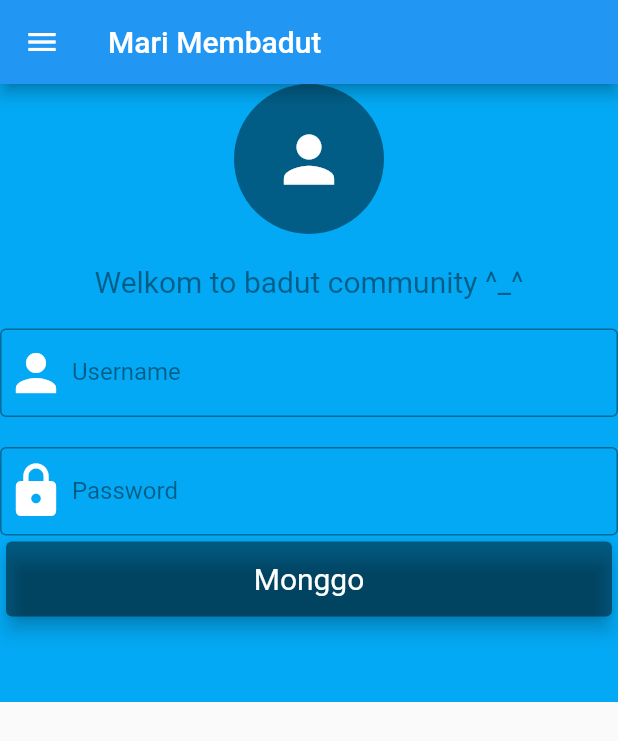
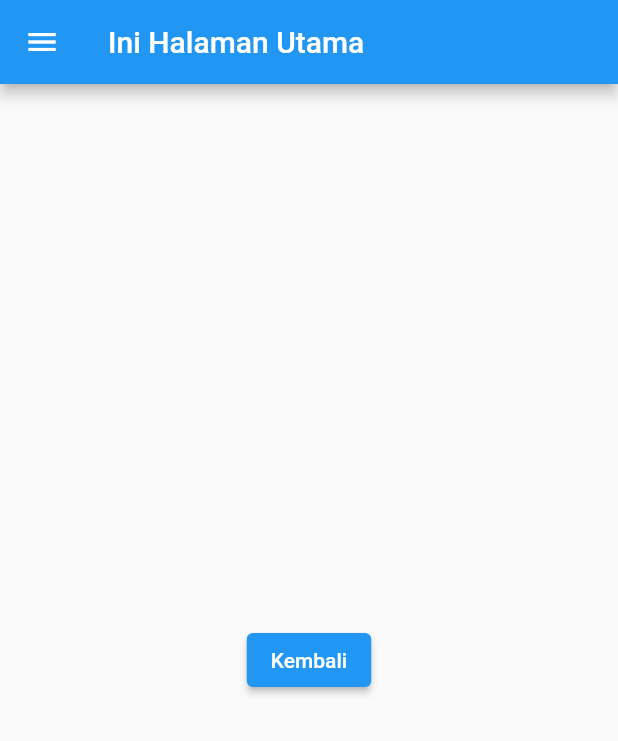
Before and after one commit to AlihDrajat/Membadut, a Flutter app: the screen it shows after launch, after a tap on "Monggo", on a phone screen of 412 x 824 dp. Shown: the top 741 px of the screen. Run offline on Flutter 3.47's test engine with Material 2 defaults, Android fonts, the phone set to English and light mode, and no system bars.

Commit message:
initial commit

```diff
--- a/lib/main.dart
+++ b/lib/main.dart
@@ -1,4 +1,5 @@
 import 'package:flutter/material.dart';
+import 'package:login_cenah/rumah.dart';
 
 void main() => runApp(MyApp());
 
@@ -25,61 +26,10 @@ class _LoginState extends State<Login> {
   @override
   Widget build(BuildContext context) {
     return Scaffold(
-      appBar: AppBar(title: Text('Mari Membadut')),
-      drawer: Drawer(
-        elevation: 5,
-        child: Column(
-          children: <Widget>[
-            Container(
-                width: double.infinity,
-                height: 100,
-                color: Colors.lightBlue,
-                alignment: Alignment.bottomLeft,
-                child: Text('Badut Menu',
-                    style: TextStyle(color: Colors.white, fontSize: 30))),
-            SizedBox(
-              height: 20,
-            ),
-            ListTile(
-                leading: Icon(
-                  Icons.person,
-                  size: 25,
-                ),
+      appBar: AppBar(
           title: Text(
-                  'Tentang Kami',
-                  style: TextStyle(fontSize: 25),
+        'Mari Membadut',
       )),
-            ListTile(
-                leading: Icon(
-                  Icons.question_answer,
-                  size: 25,
-                ),
-                title: Text(
-                  'FAQ',
-                  style: TextStyle(fontSize: 25),
-                )),
-            ListTile(
-                leading: Icon(
-                  Icons.markunread_mailbox,
-                  size: 25,
-                ),
-                title: Text(
-                  'Saran dan Bantuan',
-                  style: TextStyle(fontSize: 25),
-                )),
-            ListTile(
-                leading: Icon(
-                  Icons.settings,
-                  size: 25,
-                ),
-                title: Text(
-                  'Pengaturan',
-                  style: TextStyle(fontSize: 25),
-                ))
-          ],
-        ),
-      ),
-      resizeToAvoidBottomInset: false,
       body: Container(
         height: MediaQuery.of(context).size.width,
         color: Colors.lightBlue,
@@ -147,22 +97,24 @@ class _LoginState extends State<Login> {
               height: 0,
             ),
             Card(
-              color: Colors.black45,
+                color: Colors.lightBlue,
                 elevation: 5,
                 child: Container(
                     height: 50,
+                    child: Center(
                       child: InkWell(
                           splashColor: Colors.grey,
-                  onTap: () {},
-                  child: Center(
                           child: Text(
                             'Monggo',
                             style: TextStyle(fontSize: 20, color: Colors.white),
                           ),
-                  ),
-                ),
-              ),
-            )
+                          onTap: () {
+                            Navigator.pushReplacement(context,
+                                MaterialPageRoute(builder: (context) {
+                              return Rumah();
+                            }));
+                          }),
+                    )))
           ],
         ),
       ),
--- /dev/null
+++ b/lib/rumah.dart
@@ -0,0 +1,78 @@
+import 'package:flutter/material.dart';
+import 'package:login_cenah/main.dart';
+
+class Rumah extends StatelessWidget {
+  const Rumah({Key? key}) : super(key: key);
+
+  @override
+  Widget build(BuildContext context) {
+    return Scaffold(
+        appBar: AppBar(
+          title: Text('Ini Halaman Utama'),
+        ),
+        drawer: Drawer(
+          elevation: 5,
+          child: Column(
+            children: <Widget>[
+              Container(
+                  width: double.infinity,
+                  height: 100,
+                  color: Colors.lightBlue,
+                  alignment: Alignment.bottomLeft,
+                  child: Text('Badut Menu',
+                      style: TextStyle(color: Colors.white, fontSize: 30))),
+              SizedBox(
+                height: 20,
+              ),
+              ListTile(
+                  leading: Icon(
+                    Icons.person,
+                    size: 25,
+                  ),
+                  title: Text(
+                    'Tentang Kami',
+                    style: TextStyle(fontSize: 25),
+                  )),
+              ListTile(
+                  leading: Icon(
+                    Icons.question_answer,
+                    size: 25,
+                  ),
+                  title: Text(
+                    'FAQ',
+                    style: TextStyle(fontSize: 25),
+                  )),
+              ListTile(
+                  leading: Icon(
+                    Icons.markunread_mailbox,
+                    size: 25,
+                  ),
+                  title: Text(
+                    'Saran dan Bantuan',
+                    style: TextStyle(fontSize: 25),
+                  )),
+              ListTile(
+                  leading: Icon(
+                    Icons.settings,
+                    size: 25,
+                  ),
+                  title: Text(
+                    'Pengaturan',
+                    style: TextStyle(fontSize: 25),
+                  ))
+            ],
+          ),
+        ),
+        resizeToAvoidBottomInset: false,
+        body: Center(
+            child: ElevatedButton(
+          child: Text('Kembali'),
+          onPressed: () {
+            Navigator.pushReplacement(context,
+                MaterialPageRoute(builder: (context) {
+              return Login();
+            }));
+          },
+        )));
+  }
+}
--- a/pubspec.yaml
+++ b/pubspec.yaml
@@ -27,6 +27,8 @@ dependencies:
   # The following adds the Cupertino Icons font to your application.
   # Use with the CupertinoIcons class for iOS style icons.
   cupertino_icons: ^1.0.2
+  http: ^0.13.3
+  shared_preferences: ^2.0.7
 
 dev_dependencies:
   flutter_test:
```
Also changed, not shown: pubspec.lock. Lines whose indentation alone changed are shown as unchanged.
